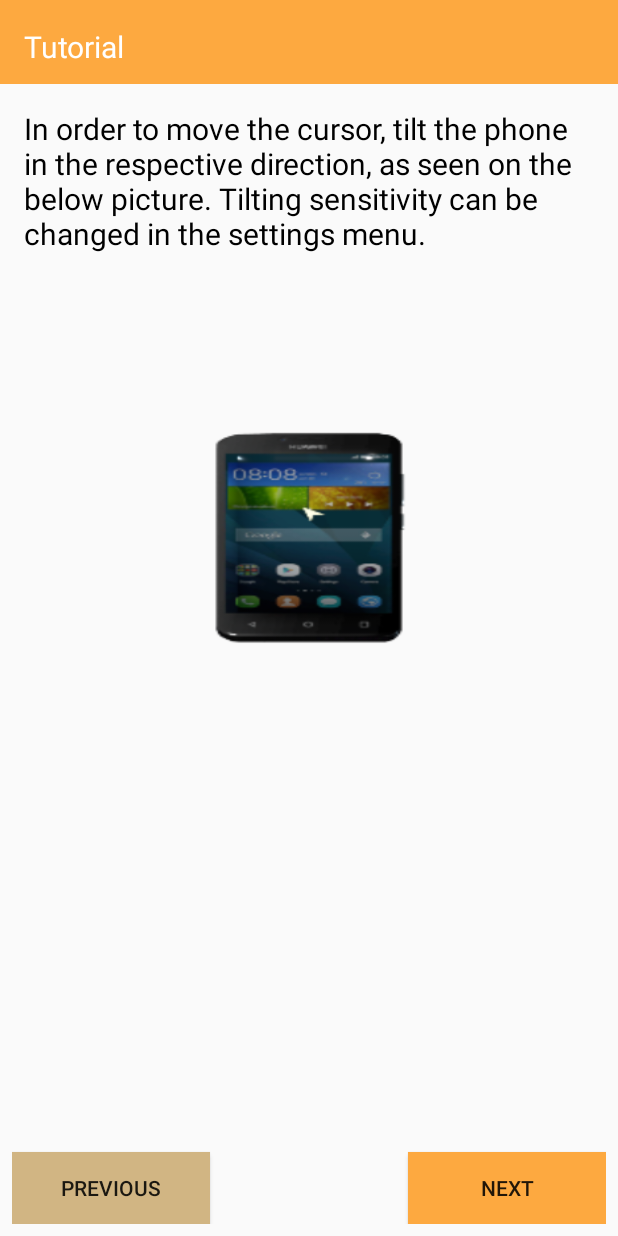
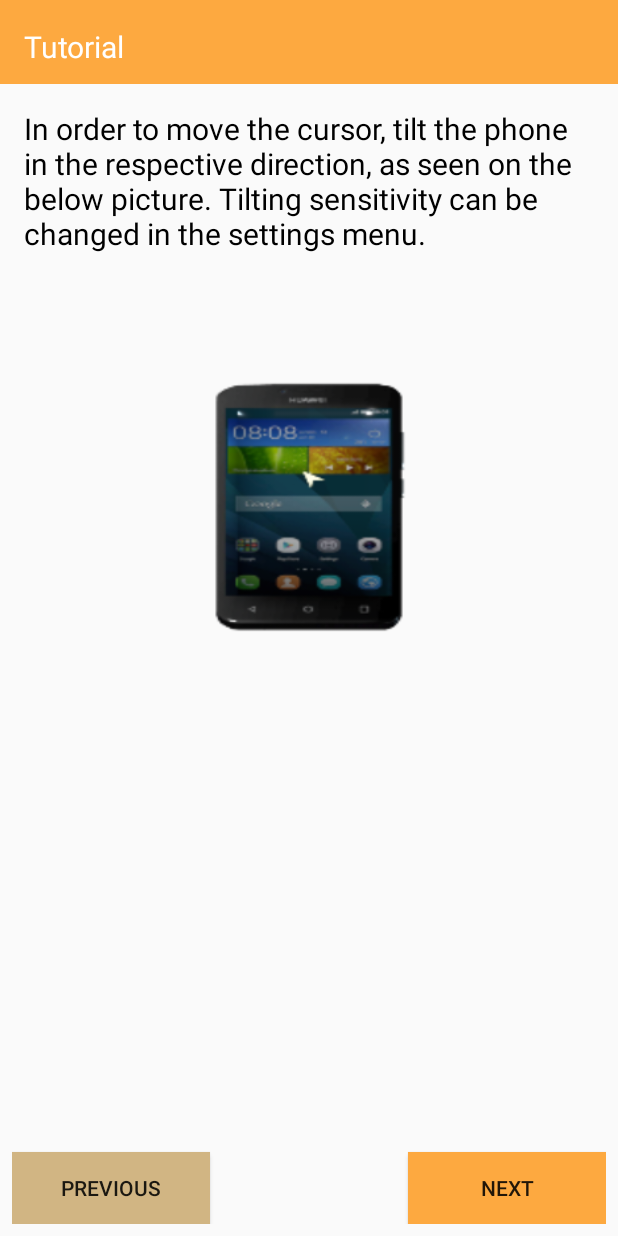
Before and after one commit to Revinz/P2_Application, an Android app: the screen it shows after launch (TutorialActivity), after a tap on "Tutorial", on a phone screen of 412 x 824 dp. Run offline under Robolectric (Android 15) with nearby library versions, the phone set to English and light mode, and no system bars; libraries missing offline, so code that uses them is left out: junit.framework.

Commit message:
small fixes

```diff
--- a/app/src/main/java/aau/g202/p2_gesturebasedinteraction/TutorialActivity.java
+++ b/app/src/main/java/aau/g202/p2_gesturebasedinteraction/TutorialActivity.java
@@ -113,7 +113,7 @@ public class TutorialActivity extends AppCompatActivity {
             {TutorialText.setText("In order to switch between select and scroll mode, press the volume up button. When the cursor is visible the phone is in select mode.");}
             else if(currGifNumber ==3)
             {TutorialText.setText("In scroll mode, tilt the phone up or down to scroll in the respective direction. "
-             + "\n \nTo get back to the main menu, press the back key");}
+             + "\n \nTo get back to the main menu, press the back key.");}
         }
 
         //Updates the color on the buttons
--- a/app/src/main/res/layout/activity_tutorial.xml
+++ b/app/src/main/res/layout/activity_tutorial.xml
@@ -30,7 +30,7 @@
             android:id="@+id/TutorialText"
             style="@android:style/Widget.DeviceDefault.Light.TextView.SpinnerItem"
             android:layout_width="match_parent"
-            android:layout_height="191dp"
+            android:layout_height="154dp"
             android:text="In order to move the cursor, tilt the phone in the respective direction, as seen on the below picture. Tilting sensitivity can be changed in the settings menu."
             android:textAlignment="viewStart"
             android:textColor="@android:color/black"
@@ -39,7 +39,7 @@
         <ImageView
             android:id="@+id/gifView"
             android:layout_width="match_parent"
-            android:layout_height="195dp"
+            android:layout_height="230dp"
             android:layout_gravity="bottom|fill"
             android:adjustViewBounds="false"
             android:background="@color/colorPrimary"
```
